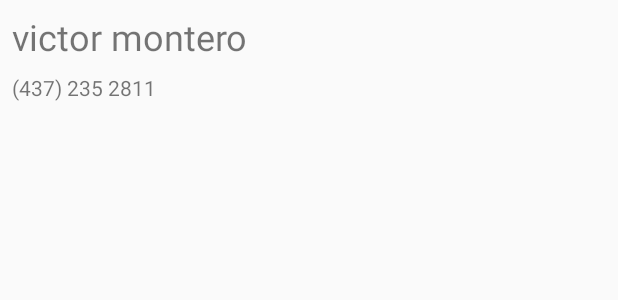
After one commit to neji-hyuga/display_contacts_app, an Android app: the layout item_student.xml on its own in the app's theme, with its tools: preview values and no code run, on a phone screen of 412 x 824 dp. The commit adds this screen. Shown: the top 300 px of the screen. Run offline under Robolectric (Android 15) with nearby library versions, the phone set to English and light mode, and no system bars.

Commit message:
base adapter, layout inflater

```diff
--- a/app/src/main/java/com/alura/displaycontactsapp/model/Student.java
+++ b/app/src/main/java/com/alura/displaycontactsapp/model/Student.java
@@ -47,7 +47,7 @@ public class Student implements Serializable {
     @NonNull
     @Override
     public String toString() {
-        return name;
+        return name + "- " + phone;
     }
 
     public void setId(int id) {
--- a/app/src/main/java/com/alura/displaycontactsapp/ui/activity/RegisterStudentActivity.java
+++ b/app/src/main/java/com/alura/displaycontactsapp/ui/activity/RegisterStudentActivity.java
@@ -4,7 +4,6 @@ import android.content.Intent;
 import android.os.Bundle;
 import android.view.Menu;
 import android.view.MenuItem;
-import android.view.View;
 
 import androidx.annotation.NonNull;
 import androidx.appcompat.app.AppCompatActivity;
@@ -44,7 +43,7 @@ public class RegisterStudentActivity extends AppCompatActivity {
     @Override
     public boolean onOptionsItemSelected(@NonNull MenuItem item) {
         int itemId = item.getItemId();
-        if(itemId == R.id.activity_student_register_menu_save_id){
+        if (itemId == R.id.activity_student_register_menu_save_id) {
             endsForm();
         }
         return super.onOptionsItemSelected(item);
--- /dev/null
+++ b/app/src/main/res/layout/item_student.xml
@@ -0,0 +1,24 @@
+<?xml version="1.0" encoding="utf-8"?>
+<LinearLayout xmlns:android="http://schemas.android.com/apk/res/android"
+    xmlns:tools="http://schemas.android.com/tools"
+    android:orientation="vertical"
+    android:layout_width="match_parent"
+    android:layout_height="match_parent">
+
+    <TextView
+        android:id="@+id/item_student_name_id"
+        android:layout_width="match_parent"
+        android:layout_height="wrap_content"
+        android:textSize="24sp"
+        android:layout_margin="8dp"
+        tools:text="victor montero" />
+
+    <TextView
+        android:id="@+id/item_student_phone_id"
+        android:layout_width="match_parent"
+        android:layout_height="wrap_content"
+        android:layout_marginStart="8dp"
+        android:layout_marginEnd="8dp"
+        tools:text="(437) 235 2811"/>
+
+</LinearLayout>
```
Also changed, not shown: app/src/main/java/com/alura/displaycontactsapp/ui/activity/StudentListActivity.java (+5 -9 lines), app/src/main/java/com/alura/displaycontactsapp/ui/adapter/StudentListAdapter.java (added, +72 -0 lines).
